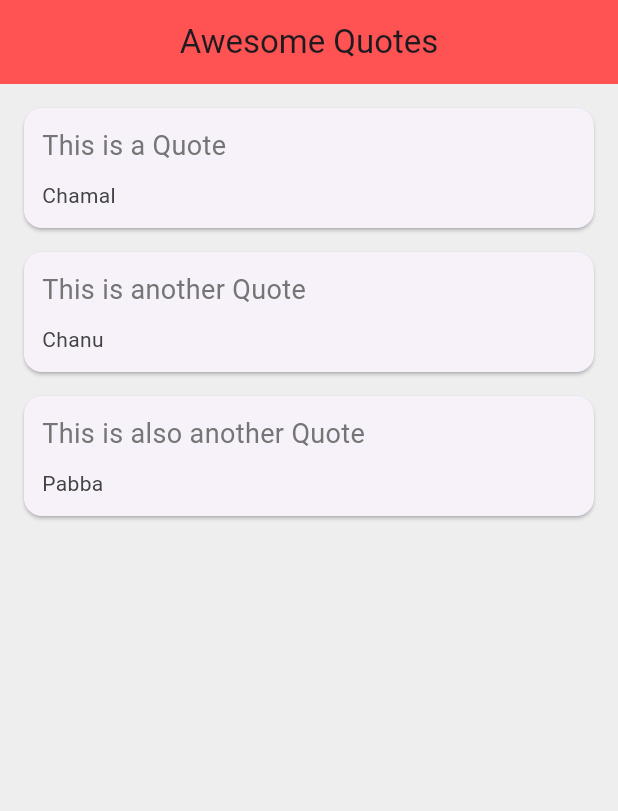
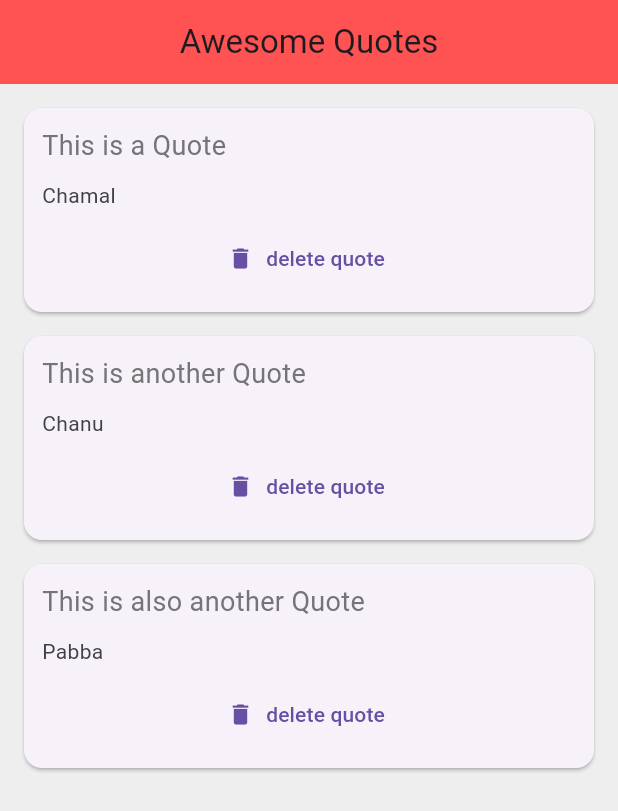
Before and after one commit to Chamal1120/flutter-tutorial, a Flutter app: the screen it shows after launch, on a phone screen of 412 x 824 dp. Shown: the top 811 px of the screen. Run offline on Flutter 3.47's test engine with Material 3 defaults, Android fonts, the phone set to English and light mode, and no system bars.

Commit message:
finish Quotes App Stateful

```diff
--- a/lib/main.dart
+++ b/lib/main.dart
@@ -1,7 +1,8 @@
 import 'package:first_app/quote.dart';
+import 'package:first_app/quote_card.dart';
 import 'package:flutter/material.dart';
 
-void main() => runApp(MaterialApp(home: QuoteList() ));
+void main() => runApp(MaterialApp(home: QuoteList()));
 
 class QuoteList extends StatefulWidget {
   const QuoteList({super.key});
@@ -11,43 +12,11 @@ class QuoteList extends StatefulWidget {
 }
 
 class _QuoteListState extends State<QuoteList> {
-
   List<Quote> quotes = [
     Quote(author: 'Chamal', text: 'This is a Quote'),
     Quote(author: 'Chanu', text: 'This is another Quote'),
     Quote(author: 'Pabba', text: 'This is also another Quote'),
   ];
-
-  Widget quoteTemplate(quote) {
-    return Card(
-      margin: EdgeInsets.fromLTRB(16, 16, 16, 0),
-      child: Padding(
-        padding: const EdgeInsets.all(12.0),
-        child: Column(
-          crossAxisAlignment: CrossAxisAlignment.stretch,
-          children: [
-            Text(
-              quote.text,
-              style: TextStyle(
-                fontSize: 18.0,
-                color: Colors.grey[600],
-              ),
-            ),
-            SizedBox(
-              height: 10.0,
-            ),
-            Text(
-              quote.author,
-              style: TextStyle(
-                fontSize: 14.0,
-                color: Colors.grey[800],
-              ),
-            )
-          ],
-        ),
-      ),
-    );
-  }
 
   @override
   Widget build(BuildContext context) {
@@ -59,8 +28,15 @@ class _QuoteListState extends State<QuoteList> {
         backgroundColor: Colors.redAccent,
       ),
       body: Column(
-        children: quotes.map((quote) => quoteTemplate(quote)).toList(),
-      )
+        children: quotes.map((quote) => QuoteCard(
+          quote: quote,
+          delete: () {
+            setState(() {
+              quotes.remove(quote);
+            });
+          }
+        )).toList(),
+      ),
     );
   }
 }
--- /dev/null
+++ b/lib/quote_card.dart
@@ -0,0 +1,47 @@
+import 'package:flutter/material.dart';
+import 'package:first_app/quote.dart';
+
+class QuoteCard extends StatelessWidget {
+  final Quote quote;
+  final VoidCallback delete;
+
+  const QuoteCard({super.key, required this.quote, required this.delete});
+
+  @override
+  Widget build(BuildContext context) {
+    return Card(
+      margin: EdgeInsets.fromLTRB(16, 16, 16, 0),
+      child: Padding(
+        padding: const EdgeInsets.all(12.0),
+        child: Column(
+          crossAxisAlignment: CrossAxisAlignment.stretch,
+          children: [
+            Text(
+              quote.text ?? 'No quote provided',
+              style: TextStyle(
+                fontSize: 18.0,
+                color: Colors.grey[600],
+              ),
+            ),
+            SizedBox(
+              height: 10.0,
+            ),
+            Text(
+              quote.author ?? 'Unknown author',
+              style: TextStyle(
+                fontSize: 14.0,
+                color: Colors.grey[800],
+              ),
+            ),
+            SizedBox(height: 8.0,),
+              TextButton.icon(
+                onPressed: delete,
+                icon: Icon(Icons.delete),
+                label: Text('delete quote'),
+            )
+          ],
+        ),
+      ),
+    );
+  }
+}
```
Also changed, not shown: 1 other file.
